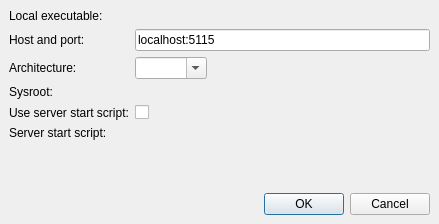
This is src/plugins/debugger/startremotedialog.ui in qt-creator/qt-creator as Qt 5 draws it before an edit. The edited form follows.
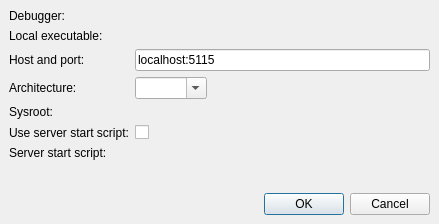
This is the edited form. Custom widgets are drawn as their Qt base class.

Commit message: Remote Debugging Dialog: Make it possible to choose the debugger.

```diff
--- a/src/plugins/debugger/startremotedialog.ui
+++ b/src/plugins/debugger/startremotedialog.ui
@@ -25,58 +25,55 @@
      <property name="fieldGrowthPolicy">
       <enum>QFormLayout::ExpandingFieldsGrow</enum>
      </property>
+     <item row="0" column="0">
+      <widget class="QLabel" name="debuggerLabel">
+       <property name="text">
+        <string>Debugger:</string>
+       </property>
+      </widget>
+     </item>
+     <item row="0" column="1">
+      <widget class="Utils::PathChooser" name="debuggerPathChooser" native="true"/>
+     </item>
      <item row="1" column="0">
+      <widget class="QLabel" name="executableLabel">
+       <property name="text">
+        <string>Local executable:</string>
+       </property>
+      </widget>
+     </item>
+     <item row="1" column="1">
+      <widget class="Utils::PathChooser" name="executablePathChooser" native="true"/>
+     </item>
+     <item row="2" column="0">
       <widget class="QLabel" name="channelLabel">
        <property name="text">
         <string>Host and port:</string>
        </property>
       </widget>
      </item>
-     <item row="1" column="1">
+     <item row="2" column="1">
       <widget class="QLineEdit" name="channelLineEdit">
        <property name="text">
         <string notr="true">localhost:5115</string>
        </property>
       </widget>
      </item>
-     <item row="0" column="1">
-      <widget class="Utils::PathChooser" name="executablePathChooser" native="true"/>
-     </item>
-     <item row="2" column="0">
+     <item row="3" column="0">
       <widget class="QLabel" name="architectureLabel">
        <property name="text">
         <string>Architecture:</string>
        </property>
       </widget>
      </item>
-     <item row="2" column="1">
+     <item row="3" column="1">
       <widget class="QComboBox" name="architectureComboBox">
        <property name="editable">
         <bool>true</bool>
        </property>
       </widget>
      </item>
-     <item row="4" column="1">
-      <widget class="QCheckBox" name="useServerStartScriptCheckBox"/>
-     </item>
-     <item row="5" column="1">
-      <widget class="Utils::PathChooser" name="serverStartScript" native="true"/>
-     </item>
-     <item row="5" column="0">
-      <widget class="QLabel" name="serverStartScriptLabel">
-       <property name="text">
-        <string>Server start script:</string>
-       </property>
-      </widget>
-     </item>
      <item row="4" column="0">
-      <widget class="QLabel" name="useServerStartScriptLabel">
-       <property name="text">
-        <string>Use server start script:</string>
-       </property>
-      </widget>
-     </item>
-     <item row="3" column="0">
       <widget class="QLabel" name="sysrootLabel">
        <property name="text">
         <string>Sysroot:</string>
@@ -86,13 +83,26 @@
      <item row="3" column="1">
       <widget class="Utils::PathChooser" name="sysrootPathChooser" native="true"/>
      </item>
-     <item row="0" column="0">
-      <widget class="QLabel" name="executableLabel">
+     <item row="5" column="0">
+      <widget class="QLabel" name="useServerStartScriptLabel">
        <property name="text">
-        <string>Local executable:</string>
+        <string>Use server start script:</string>
        </property>
       </widget>
      </item>
+     <item row="5" column="1">
+      <widget class="QCheckBox" name="useServerStartScriptCheckBox"/>
+     </item>
+     <item row="6" column="0">
+      <widget class="QLabel" name="serverStartScriptLabel">
+       <property name="text">
+        <string>Server start script:</string>
+       </property>
+      </widget>
+     </item>
+     <item row="6" column="1">
+      <widget class="Utils::PathChooser" name="serverStartScript" native="true"/>
+     </item>
     </layout>
    </item>
    <item>
```
Left out of the diff: 2 changed lines with no effect on the pictures. The commit also changes 3 other files.
